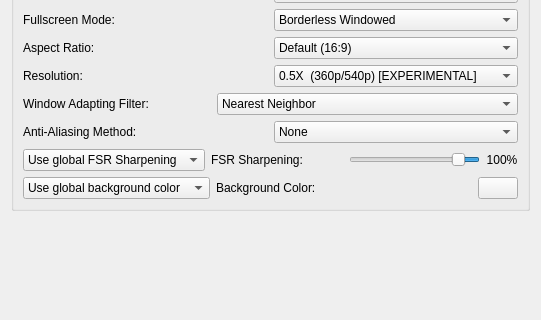
Before: the Qt Designer form src/yuzu/configuration/configure_graphics.ui in rorrim-rorrim/eden-alt, drawn with Qt 5; both pictures show x 0 to 541 and y 262 to 582 of the 541 by 759 pixel window.
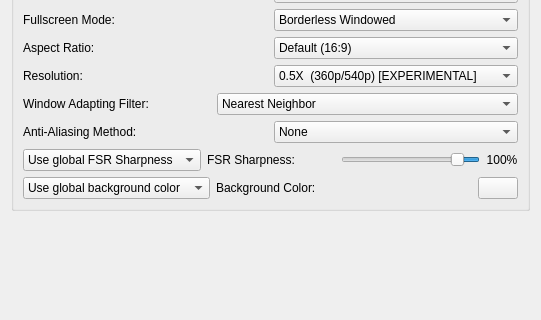
After: the same form once the commit is applied.

Commit message: Sharpness instead of Sharpening

The edit to the form file:
```diff
--- a/src/yuzu/configuration/configure_graphics.ui
+++ b/src/yuzu/configuration/configure_graphics.ui
@@ -529,7 +529,7 @@
                </property>
                <item>
                 <property name="text">
-                 <string>Use global FSR Sharpening</string>
+                 <string>Use global FSR Sharpness</string>
                 </property>
                </item>
                <item>
@@ -548,7 +548,7 @@
                 </sizepolicy>
                </property>
                <property name="text">
-                <string>FSR Sharpening:</string>
+                <string>FSR Sharpness:</string>
                </property>
               </widget>
              </item>
```
Left out of the diff: 2 changed lines with no effect on the pictures.
